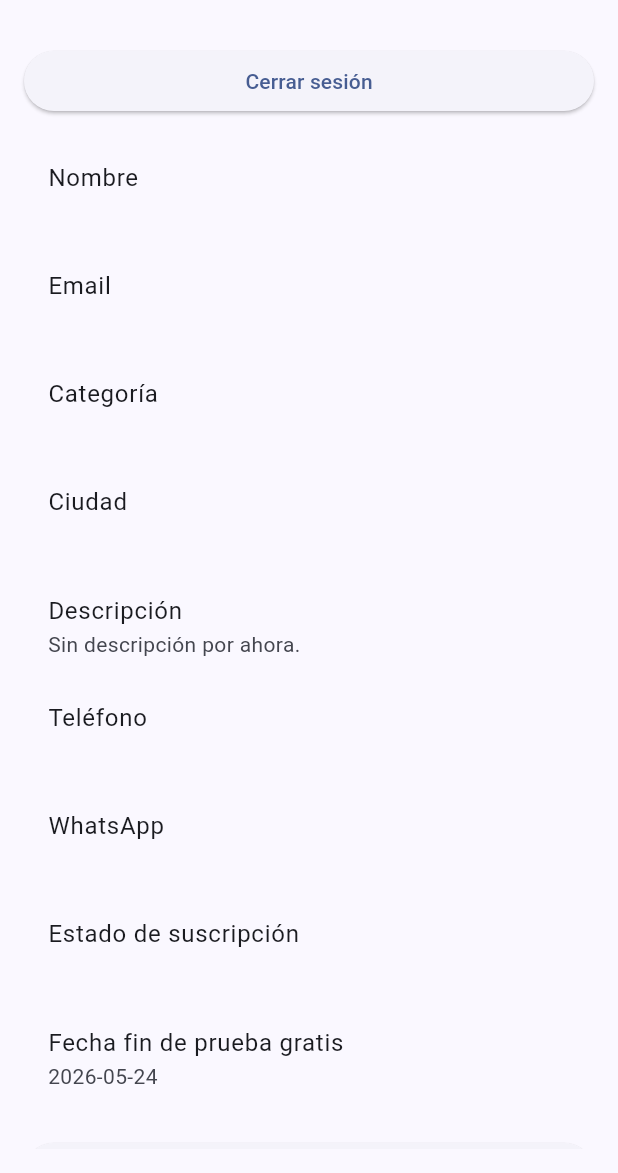
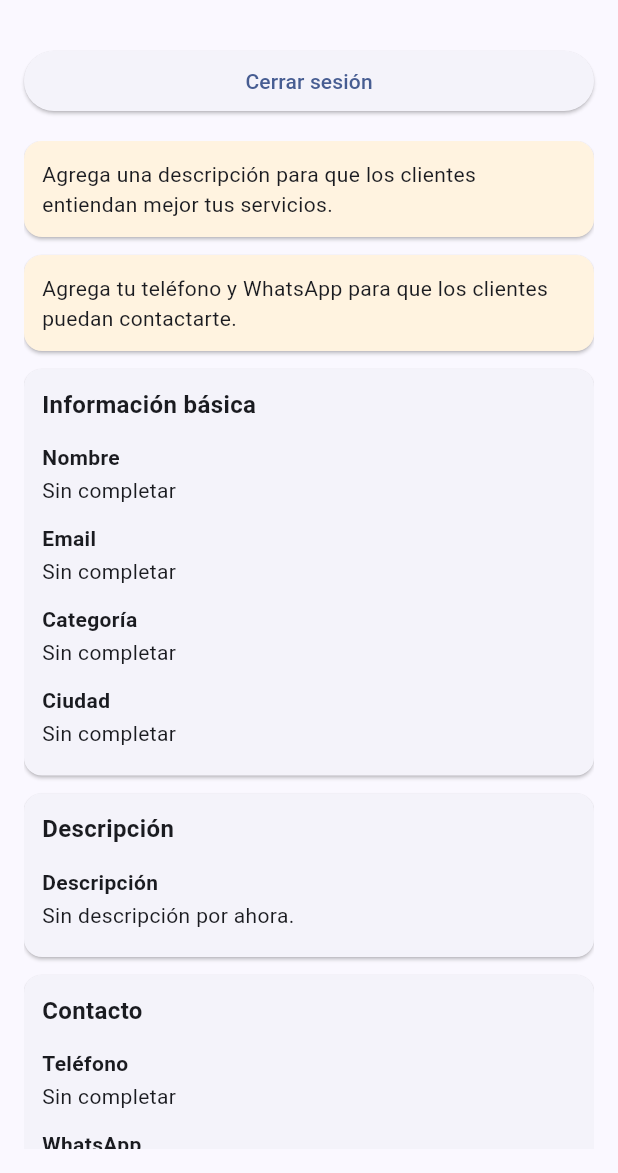
Before and after one commit to Nemsauce/app_profesionales, a Flutter app: the ProfessionalHomeScreen screen opened directly, on a phone screen of 412 x 824 dp, the part 63-1236 px from its top. Run offline on Flutter 3.47's test engine with Material 3 defaults, Android fonts, the light colour scheme and no system bars; our stand-ins replace cloud_firestore, firebase_auth, firebase_core; accounts and stored records are empty.

Commit message:
Improve professional profile dashboard

```diff
--- a/lib/screens/professional_home_screen.dart
+++ b/lib/screens/professional_home_screen.dart
@@ -38,45 +38,103 @@ class ProfessionalHomeScreen extends StatelessWidget {
     );
   }
 
+  Widget _buildInfoCard({
+    required String title,
+    required List<Widget> children,
+  }) {
+    return Card(
+      margin: const EdgeInsets.only(bottom: 12),
+      child: Padding(
+        padding: const EdgeInsets.all(12),
+        child: Column(
+          crossAxisAlignment: CrossAxisAlignment.stretch,
+          children: [
+            Text(
+              title,
+              style: const TextStyle(fontSize: 16, fontWeight: FontWeight.bold),
+            ),
+            const SizedBox(height: 8),
+            ...children,
+          ],
+        ),
+      ),
+    );
+  }
+
+  Widget _buildProfileRow(String label, String value) {
+    final displayValue = value.trim().isEmpty ? 'Sin completar' : value.trim();
+
+    return Padding(
+      padding: const EdgeInsets.symmetric(vertical: 6),
+      child: Column(
+        crossAxisAlignment: CrossAxisAlignment.start,
+        children: [
+          Text(label, style: const TextStyle(fontWeight: FontWeight.bold)),
+          const SizedBox(height: 2),
+          Text(displayValue),
+        ],
+      ),
+    );
+  }
+
+  Widget _buildNotice(String message) {
+    return Card(
+      margin: const EdgeInsets.only(bottom: 12),
+      color: const Color(0xFFFFF3E0),
+      child: Padding(padding: const EdgeInsets.all(12), child: Text(message)),
+    );
+  }
+
   Widget _buildProfile(BuildContext context, Professional professional) {
-    final description = professional.description.trim().isEmpty
-        ? 'Sin descripción por ahora.'
-        : professional.description.trim();
+    final hasDescription = professional.description.trim().isNotEmpty;
+    final hasPhoneNumber = professional.phoneNumber.trim().isNotEmpty;
+    final hasWhatsappNumber = professional.whatsappNumber.trim().isNotEmpty;
+    final description = hasDescription
+        ? professional.description.trim()
+        : 'Sin descripción por ahora.';
 
     return ListView(
       children: [
-        ListTile(
-          title: const Text('Nombre'),
-          subtitle: Text(professional.name),
+        if (!hasDescription)
+          _buildNotice(
+            'Agrega una descripción para que los clientes entiendan mejor tus servicios.',
+          ),
+        if (!hasPhoneNumber || !hasWhatsappNumber)
+          _buildNotice(
+            'Agrega tu teléfono y WhatsApp para que los clientes puedan contactarte.',
+          ),
+        _buildInfoCard(
+          title: 'Información básica',
+          children: [
+            _buildProfileRow('Nombre', professional.name),
+            _buildProfileRow('Email', professional.email),
+            _buildProfileRow('Categoría', professional.category),
+            _buildProfileRow('Ciudad', professional.city),
+          ],
         ),
-        ListTile(
-          title: const Text('Email'),
-          subtitle: Text(professional.email),
+        _buildInfoCard(
+          title: 'Descripción',
+          children: [_buildProfileRow('Descripción', description)],
         ),
-        ListTile(
-          title: const Text('Categoría'),
-          subtitle: Text(professional.category),
+        _buildInfoCard(
+          title: 'Contacto',
+          children: [
+            _buildProfileRow('Teléfono', professional.phoneNumber),
+            _buildProfileRow('WhatsApp', professional.whatsappNumber),
+          ],
         ),
-        ListTile(
-          title: const Text('Ciudad'),
-          subtitle: Text(professional.city),
-        ),
-        ListTile(title: const Text('Descripción'), subtitle: Text(description)),
-        ListTile(
-          title: const Text('Teléfono'),
-          subtitle: Text(professional.phoneNumber),
-        ),
-        ListTile(
-          title: const Text('WhatsApp'),
-          subtitle: Text(professional.whatsappNumber),
-        ),
-        ListTile(
-          title: const Text('Estado de suscripción'),
-          subtitle: Text(professional.subscriptionStatus),
-        ),
-        ListTile(
-          title: const Text('Fecha fin de prueba gratis'),
-          subtitle: Text(_formatDate(professional.freeTrialEndDate)),
+        _buildInfoCard(
+          title: 'Suscripción',
+          children: [
+            _buildProfileRow(
+              'Estado de suscripción',
+              professional.subscriptionStatus,
+            ),
+            _buildProfileRow(
+              'Fecha fin de prueba gratis',
+              _formatDate(professional.freeTrialEndDate),
+            ),
+          ],
         ),
         const SizedBox(height: 16),
         ElevatedButton(
```
